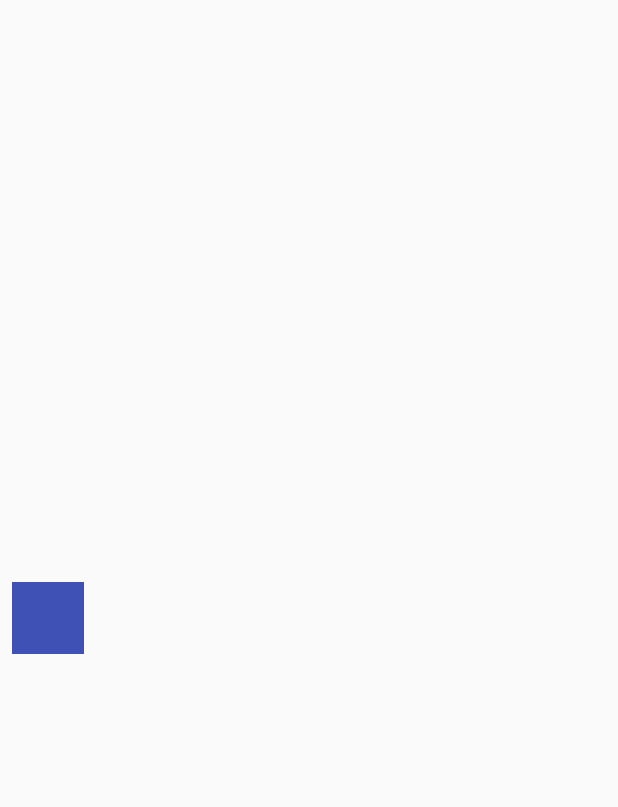
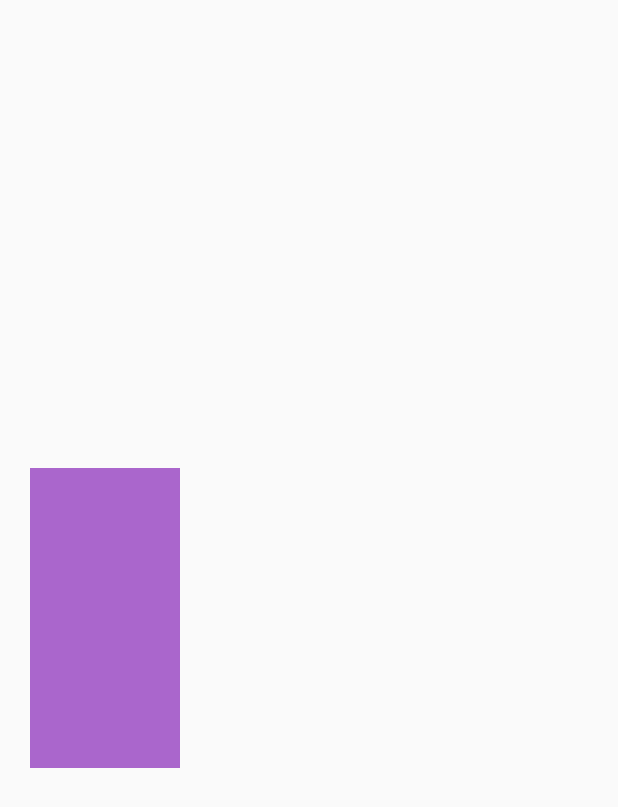
Before and after one commit to OlaoreFouad/motion-layout-demo, an Android app: the screen it shows after launch (MainActivity), on a phone screen of 412 x 824 dp. Shown: the top 807 px of the screen. Run offline under Robolectric (Android 15) with nearby library versions, the phone set to English and light mode, and no system bars.

Commit message:
tried an animation that would probably go on groomr, a card showing a view when swiped from the left

```diff
--- a/app/src/main/java/dev/olaore/motionlayoutdemo/MainActivity.kt
+++ b/app/src/main/java/dev/olaore/motionlayoutdemo/MainActivity.kt
@@ -6,6 +6,6 @@ import android.os.Bundle
 class MainActivity : AppCompatActivity() {
     override fun onCreate(savedInstanceState: Bundle?) {
         super.onCreate(savedInstanceState)
-        setContentView(R.layout.activity_part_2_c)
+        setContentView(R.layout.activity_pull_left)
     }
 }
--- /dev/null
+++ b/app/src/main/res/layout/activity_pull_left.xml
@@ -0,0 +1,20 @@
+<?xml version="1.0" encoding="utf-8"?>
+<androidx.constraintlayout.motion.widget.MotionLayout xmlns:android="http://schemas.android.com/apk/res/android"
+    xmlns:app="http://schemas.android.com/apk/res-auto"
+    android:layout_width="match_parent"
+    android:layout_height="match_parent"
+    app:layoutDescription="@xml/pull_left_scene">
+
+    <View
+        android:id="@+id/side_view"
+        android:layout_width="100dp"
+        android:layout_height="200dp"
+        android:background="@android:color/holo_blue_bright" />
+
+    <View
+        android:id="@+id/main_view"
+        android:layout_width="100dp"
+        android:layout_height="200dp"
+        android:background="@android:color/holo_purple" />
+
+</androidx.constraintlayout.motion.widget.MotionLayout>
--- /dev/null
+++ b/app/src/main/res/xml/pull_left_scene.xml
@@ -0,0 +1,63 @@
+<?xml version="1.0" encoding="utf-8"?>
+<MotionScene xmlns:android="http://schemas.android.com/apk/res/android"
+    xmlns:app="http://schemas.android.com/apk/res-auto">
+
+    <Transition
+        app:constraintSetEnd="@id/end"
+        app:constraintSetStart="@id/start"
+        app:duration="2000"
+        app:motionInterpolator="easeIn">
+
+        <OnSwipe
+            app:dragDirection="dragRight"
+            app:maxAcceleration="1"
+            app:touchAnchorId="@id/main_view"
+            app:touchAnchorSide="left" />
+
+    </Transition>
+
+    <ConstraintSet android:id="@+id/start">
+
+        <Constraint
+            android:id="@+id/side_view"
+            android:layout_width="100dp"
+            android:layout_height="200dp"
+            android:layout_marginEnd="10dp"
+            app:layout_constraintBottom_toBottomOf="parent"
+            app:layout_constraintEnd_toStartOf="parent"
+            app:layout_constraintTop_toTopOf="parent" />
+
+        <Constraint
+            android:id="@+id/main_view"
+            android:layout_width="100dp"
+            android:layout_height="200dp"
+            android:layout_marginStart="20dp"
+            app:layout_constraintBottom_toBottomOf="parent"
+            app:layout_constraintStart_toStartOf="parent"
+            app:layout_constraintTop_toTopOf="parent" />
+
+    </ConstraintSet>
+
+    <ConstraintSet android:id="@+id/end">
+
+        <Constraint
+            android:id="@+id/side_view"
+            android:layout_width="100dp"
+            android:layout_height="200dp"
+            android:layout_marginStart="20dp"
+            app:layout_constraintBottom_toBottomOf="parent"
+            app:layout_constraintStart_toStartOf="parent"
+            app:layout_constraintTop_toTopOf="parent" />
+
+        <Constraint
+            android:id="@+id/main_view"
+            android:layout_width="100dp"
+            android:layout_height="200dp"
+            android:layout_marginStart="20dp"
+            app:layout_constraintBottom_toBottomOf="parent"
+            app:layout_constraintStart_toEndOf="@id/side_view"
+            app:layout_constraintTop_toTopOf="parent" />
+
+    </ConstraintSet>
+
+</MotionScene>
```
